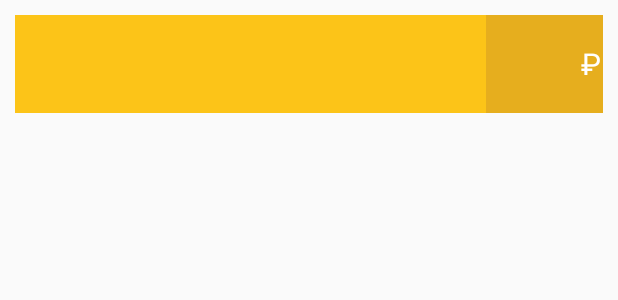
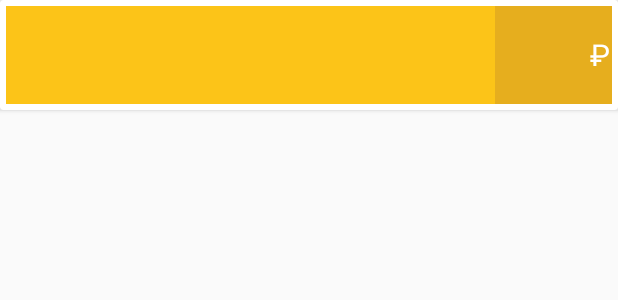
Before and after one commit to Cycloone/MoneyTrackerLoftschool, an Android app: the layout item.xml on its own in the app's theme, with its tools: preview values and no code run, on a phone screen of 412 x 824 dp. Shown: the top 300 px of the screen. Run offline under Robolectric (Android 15) with nearby library versions, the phone set to English and light mode, and no system bars.

Commit message:
Fix task about material design + add CardView

```diff
--- a/app/src/main/res/layout/activity_main.xml
+++ b/app/src/main/res/layout/activity_main.xml
@@ -32,6 +32,7 @@
     <android.support.v4.view.ViewPager
         android:id="@+id/pages"
         android:layout_width="match_parent"
-        android:layout_height="match_parent" />
+        android:layout_height="match_parent"
+        app:layout_behavior="@string/appbar_scrolling_view_behavior" />
 
 </android.support.design.widget.CoordinatorLayout>
--- a/app/src/main/res/layout/balance_tab.xml
+++ b/app/src/main/res/layout/balance_tab.xml
@@ -3,11 +3,12 @@
     android:layout_width="match_parent"
     android:layout_height="match_parent"
     android:orientation="horizontal"
-    android:padding="@dimen/margin_between_rows">
+    android:padding="@dimen/margin_small">
 
 
     <RelativeLayout
         android:id="@+id/balance_layout"
+        android:padding="@dimen/margin_small"
         android:layout_width="match_parent"
         android:layout_height="wrap_content">
 
--- a/app/src/main/res/layout/item.xml
+++ b/app/src/main/res/layout/item.xml
@@ -1,15 +1,17 @@
 <?xml version="1.0" encoding="utf-8"?>
-<FrameLayout xmlns:android="http://schemas.android.com/apk/res/android"
+<android.support.v7.widget.CardView xmlns:android="http://schemas.android.com/apk/res/android"
+    xmlns:card_view="http://schemas.android.com/apk/res-auto"
     android:layout_width="match_parent"
-    android:layout_height="match_parent"
-    android:orientation="horizontal"
-    android:padding="@dimen/margin_between_rows">
-
+    android:layout_height="wrap_content"
+    android:padding="@dimen/margin_small"
+    android:elevation="@dimen/margin_small"
+    card_view:cardCornerRadius="2dp">
 
     <RelativeLayout
         android:id="@+id/item_container"
         android:layout_width="match_parent"
-        android:layout_height="wrap_content">
+        android:layout_height="wrap_content"
+        android:padding="@dimen/margin_small">
 
         <TextView
             android:id="@+id/name"
@@ -19,9 +21,7 @@
             android:layout_alignParentStart="true"
             android:layout_toStartOf="@+id/price"
             android:background="@color/goods_value"
-            android:gravity="center_vertical"
-            android:padding="@dimen/margin_between_rows" />
-
+            android:gravity="center_vertical" />
 
         <TextView
             android:id="@+id/price"
@@ -46,4 +46,4 @@
 
     </RelativeLayout>
 
-</FrameLayout>
+</android.support.v7.widget.CardView>
--- a/app/src/main/res/layout/items.xml
+++ b/app/src/main/res/layout/items.xml
@@ -16,7 +16,7 @@
             android:layout_width="match_parent"
             android:layout_height="match_parent"
             android:background="@drawable/bg_pattern"
-            android:padding="@dimen/margin_default_txt"
+            android:padding="@dimen/margin_small"
             app:layoutManager="android.support.v7.widget.LinearLayoutManager"
             tools:listitem="@layout/item" />
     </android.support.v4.widget.SwipeRefreshLayout>
--- a/app/src/main/res/values/dimens.xml
+++ b/app/src/main/res/values/dimens.xml
@@ -1,8 +1,10 @@
 <?xml version="1.0" encoding="utf-8"?>
 <resources>
     <dimen name="margin_large">16dp</dimen>
+    <dimen name="margin_small">4dp</dimen>
     <dimen name="margin_default_txt">26sp</dimen>
     <dimen name="margin_between_rows">10dp</dimen>
     <dimen name="margin_of_rows_list">65dp</dimen>
     <dimen name="margin_medium">15dp</dimen>
+
 </resources>
```
